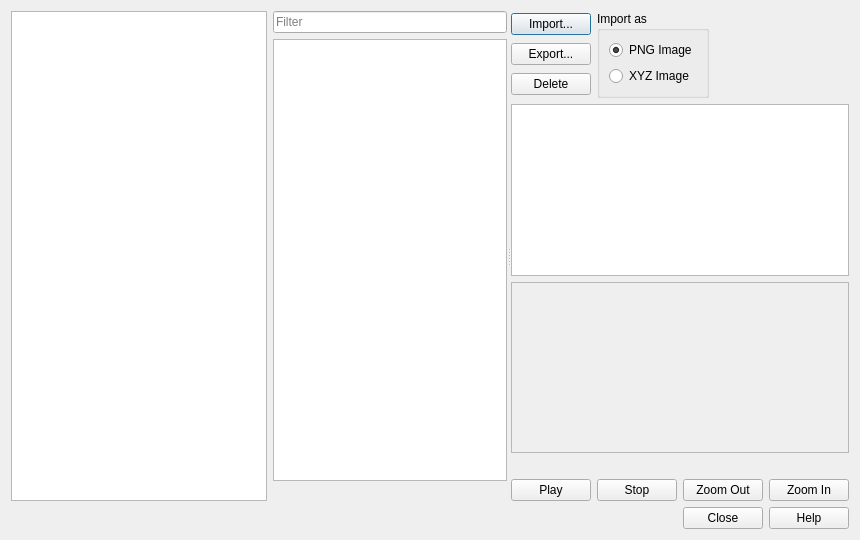
Before: the Qt Designer form src/ui/other/resource_manager_dialog.ui in oulianov/Editor, drawn with Qt 5.
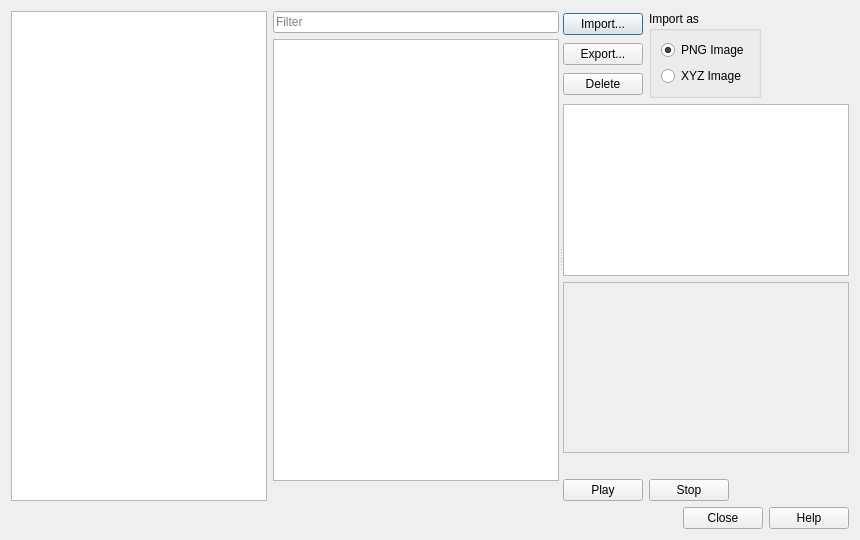
After: the same form once the commit is applied.

Commit message: Improve zoom buttons layout

The edit to the form file:
```diff
--- a/src/ui/other/resource_manager_dialog.ui
+++ b/src/ui/other/resource_manager_dialog.ui
@@ -234,20 +234,6 @@
              </property>
             </widget>
            </item>
-           <item>
-            <widget class="QPushButton" name="pushZoomOut">
-             <property name="text">
-              <string>Zoom Out</string>
-             </property>
-            </widget>
-           </item>
-           <item>
-            <widget class="QPushButton" name="pushZoomIn">
-             <property name="text">
-              <string>Zoom In</string>
-             </property>
-            </widget>
-           </item>
            <item>
             <spacer name="spacerAudio">
              <property name="orientation">
```
The commit also changes 10 other files.
